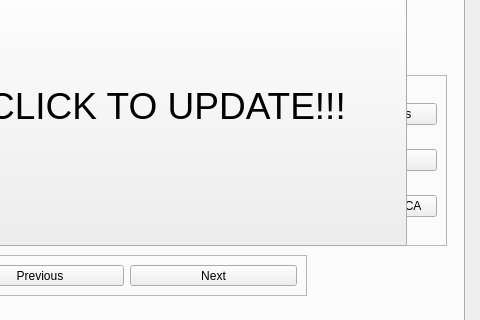
Before: the Qt Designer form GUI/untitled.ui in Cranbaerry/A.R.E.S, drawn with Qt 5; both pictures show x 356 to 836 and y 161 to 481 of the 836 by 575 pixel window.
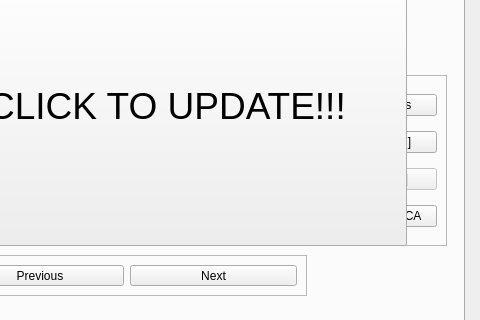
After: the same form once the commit is applied.

```diff
--- a/GUI/untitled.ui
+++ b/GUI/untitled.ui
@@ -90,7 +90,17 @@
        <item>
         <widget class="QPushButton" name="SearchButton">
          <property name="text">
-          <string>Search</string>
+          <string>Search[local]</string>
+         </property>
+        </widget>
+       </item>
+       <item>
+        <widget class="QPushButton" name="searchapibutton">
+         <property name="enabled">
+          <bool>false</bool>
+         </property>
+         <property name="text">
+          <string>Search[API]</string>
          </property>
         </widget>
        </item>
```
